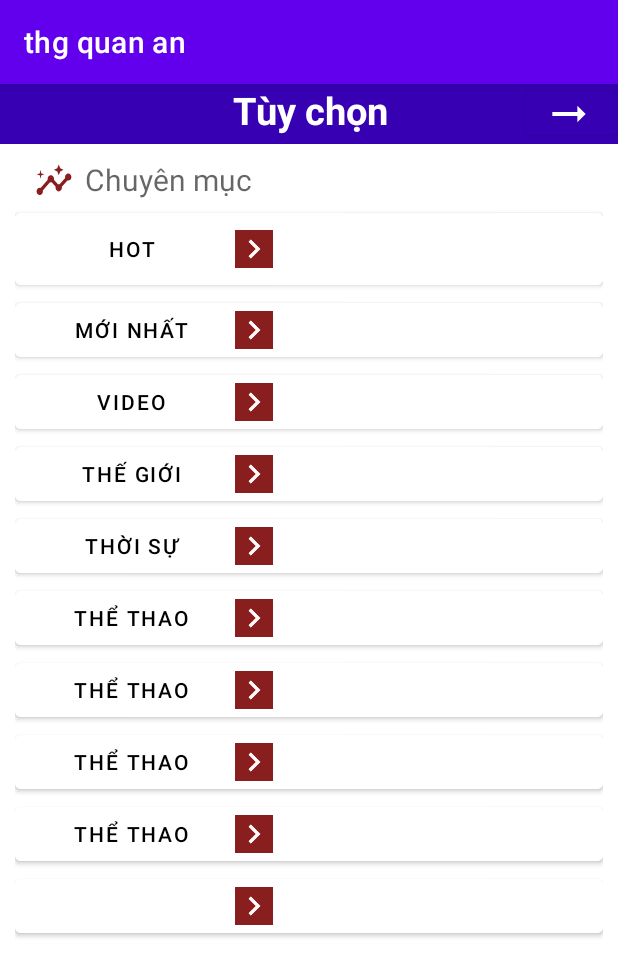
After one commit to rashposh/AndroidProject, an Android app: the tuychon screen opened directly, with no data from a screen before it, on a phone screen of 412 x 824 dp. The commit adds this screen. Shown: the top 976 px of the screen. Run offline under Robolectric (Android 15) with nearby library versions, the phone set to English and light mode, and no system bars.

Commit message:
change name app

```diff
--- a/app/src/main/AndroidManifest.xml
+++ b/app/src/main/AndroidManifest.xml
@@ -13,6 +13,9 @@
         android:theme="@style/Theme.MyApplication"
         tools:targetApi="31">
         <activity
+            android:name=".tuychon"
+            android:exported="false" />
+        <activity
             android:name=".MainActivity"
             android:exported="true">
             <intent-filter>
@@ -20,19 +23,17 @@
 
                 <category android:name="android.intent.category.LAUNCHER" />
             </intent-filter>
+
             <meta-data
                 android:name="android.app.lib_name"
                 android:value="" />
         </activity>
         <activity
             android:name=".BaoMoiActivity"
-            android:exported="true">
-        </activity>
+            android:exported="true"></activity>
         <activity
             android:name=".VideoActivity"
-            android:exported="true">
-        </activity>
-
+            android:exported="true"></activity>
     </application>
 
 </manifest>
--- /dev/null
+++ b/app/src/main/java/com/kemia/myapplication/tuychon.java
@@ -0,0 +1,14 @@
+package com.kemia.myapplication;
+
+import androidx.appcompat.app.AppCompatActivity;
+
+import android.os.Bundle;
+
+public class tuychon extends AppCompatActivity {
+
+    @Override
+    protected void onCreate(Bundle savedInstanceState) {
+        super.onCreate(savedInstanceState);
+        setContentView(R.layout.activity_tuychon);
+    }
+}
--- /dev/null
+++ b/app/src/main/res/drawable/baseline_arrow_right_alt_24.xml
@@ -0,0 +1,5 @@
+<vector android:autoMirrored="true" android:height="33dp"
+    android:tint="#FFFFFF" android:viewportHeight="24"
+    android:viewportWidth="24" android:width="33dp" xmlns:android="http://schemas.android.com/apk/res/android">
+    <path android:fillColor="@android:color/white" android:pathData="M16.01,11H4v2h12.01v3L20,12l-3.99,-4z"/>
+</vector>
--- /dev/null
+++ b/app/src/main/res/drawable/baseline_chevron_right_24.xml
@@ -0,0 +1,5 @@
+<vector android:height="25dp" android:tint="#891E1E"
+    android:viewportHeight="24" android:viewportWidth="24"
+    android:width="25dp" xmlns:android="http://schemas.android.com/apk/res/android">
+    <path android:fillColor="@android:color/white" android:pathData="M10,6L8.59,7.41 13.17,12l-4.58,4.59L10,18l6,-6z"/>
+</vector>
--- /dev/null
+++ b/app/src/main/res/drawable/baseline_insights_24.xml
@@ -0,0 +1,7 @@
+<vector android:height="30dp" android:tint="#891E1E"
+    android:viewportHeight="25" android:viewportWidth="24"
+    android:width="25dp" xmlns:android="http://schemas.android.com/apk/res/android">
+    <path android:fillColor="@android:color/white" android:pathData="M21,8c-1.45,0 -2.26,1.44 -1.93,2.51l-3.55,3.56c-0.3,-0.09 -0.74,-0.09 -1.04,0l-2.55,-2.55C12.27,10.45 11.46,9 10,9c-1.45,0 -2.27,1.44 -1.93,2.52l-4.56,4.55C2.44,15.74 1,16.55 1,18c0,1.1 0.9,2 2,2c1.45,0 2.26,-1.44 1.93,-2.51l4.55,-4.56c0.3,0.09 0.74,0.09 1.04,0l2.55,2.55C12.73,16.55 13.54,18 15,18c1.45,0 2.27,-1.44 1.93,-2.52l3.56,-3.55C21.56,12.26 23,11.45 23,10C23,8.9 22.1,8 21,8z"/>
+    <path android:fillColor="@android:color/white" android:pathData="M15,9l0.94,-2.07l2.06,-0.93l-2.06,-0.93l-0.94,-2.07l-0.92,2.07l-2.08,0.93l2.08,0.93z"/>
+    <path android:fillColor="@android:color/white" android:pathData="M3.5,11l0.5,-2l2,-0.5l-2,-0.5l-0.5,-2l-0.5,2l-2,0.5l2,0.5z"/>
+</vector>
--- a/app/src/main/res/layout/activity_main.xml
+++ b/app/src/main/res/layout/activity_main.xml
@@ -17,18 +17,35 @@
         app:layout_constraintBottom_toTopOf="@+id/scrollView2"
         app:layout_constraintEnd_toEndOf="parent"
         app:layout_constraintTop_toTopOf="parent"
-        app:layout_constraintVertical_bias="1.0">
+        app:layout_constraintVertical_bias="1.0"/>
 
-    </SearchView>
+    <TextView
+        android:id="@+id/textView5"
+        android:layout_width="181dp"
+        android:layout_height="38dp"
+        android:text="Hinh"
+        app:layout_constraintStart_toEndOf="@+id/more"
+        app:layout_constraintRight_toRightOf="parent"
+        app:layout_constraintTop_toTopOf="parent"
+        tools:layout_editor_absoluteY="4dp" />
+
 
     <Button
         android:id="@+id/more"
         android:layout_width="wrap_content"
-        android:layout_height="wrap_content"
+        android:layout_height="42dp"
         android:backgroundTint="@color/teal_200"
         android:drawableEnd="@drawable/baseline_read_more_24"
         app:layout_constraintStart_toStartOf="parent"
         app:layout_constraintTop_toTopOf="parent" />
+
+    <LinearLayout
+        android:layout_width="match_parent"
+        android:layout_height="wrap_content"
+        >
+
+    </LinearLayout>
+
 
     <ScrollView
         android:id="@+id/scrollView2"
@@ -38,11 +55,11 @@
         app:layout_constraintTop_toBottomOf="@+id/textView5"
         tools:layout_editor_absoluteX="2dp">
 
-
         <LinearLayout
             android:layout_width="match_parent"
             android:layout_height="wrap_content"
-            android:orientation="vertical">
+            android:orientation="vertical"
+            android:layout_margin="8dp">
 
             <Button
                 android:layout_width="match_parent"
@@ -65,14 +82,6 @@
     </ScrollView>
 
 
-    <TextView
-        android:id="@+id/textView5"
-        android:layout_width="181dp"
-        android:layout_height="38dp"
-        android:text="TextView"
-        app:layout_constraintStart_toEndOf="@+id/more"
-        tools:layout_editor_absoluteY="4dp" />
-
     <com.google.android.material.bottomnavigation.BottomNavigationView
         android:id="@+id/bottomNavigationView"
         android:layout_width="match_parent"
--- /dev/null
+++ b/app/src/main/res/layout/activity_tuychon.xml
@@ -0,0 +1,164 @@
+<?xml version="1.0" encoding="utf-8"?>
+<androidx.constraintlayout.widget.ConstraintLayout xmlns:android="http://schemas.android.com/apk/res/android"
+    xmlns:app="http://schemas.android.com/apk/res-auto"
+    xmlns:tools="http://schemas.android.com/tools"
+    android:layout_width="match_parent"
+    android:layout_height="match_parent"
+    tools:context=".tuychon">
+    <LinearLayout
+        android:layout_width="match_parent"
+        android:layout_height="40dp"
+        app:layout_constraintTop_toTopOf="parent"
+        android:background="@color/purple_700"
+        android:gravity="center_horizontal"
+        android:id="@+id/headerTC">
+
+        <TextView
+            android:layout_width="350dp"
+            android:layout_height="match_parent"
+            app:layout_constraintTop_toTopOf="parent"
+            android:text="Tùy chọn"
+            android:textColor="@color/white"
+            android:paddingLeft="155dp"
+
+            android:textSize="25sp"
+            android:textStyle="bold"
+            />
+
+        <Button
+            android:id="@+id/btback2"
+            android:layout_width="match_parent"
+            android:layout_height="match_parent"
+            android:drawableEnd="@drawable/baseline_arrow_right_alt_24"
+            android:backgroundTint="@color/purple_700"
+            />
+    </LinearLayout>
+
+    <ScrollView
+        android:layout_width="match_parent"
+        android:layout_height="wrap_content"
+        app:layout_constraintTop_toBottomOf="@+id/headerTC"
+        android:layout_margin="10dp">
+        <LinearLayout
+            android:layout_width="match_parent"
+            android:layout_height="match_parent"
+            android:orientation="vertical">
+
+            <TextView
+                android:layout_width="wrap_content"
+                android:layout_height="wrap_content"
+                android:layout_marginLeft="13dp"
+                android:hint="Chuyên mục"
+                android:drawableStart="@drawable/baseline_insights_24"
+                android:textSize="20dp"
+                android:drawablePadding="8dp"
+                />
+            <Button
+                android:layout_width="match_parent"
+                android:layout_height="60dp"
+                android:backgroundTint="@color/white"
+                android:paddingRight="220dp"
+                android:text="Hot"
+                android:textColor="@color/black"
+                android:drawableRight="@drawable/baseline_chevron_right_24"
+                android:drawableTintMode="add"
+                />
+            <Button
+                android:layout_width="match_parent"
+                android:layout_height="match_parent"
+                android:backgroundTint="@color/white"
+                android:paddingRight="220dp"
+                android:text="Mới nhất"
+                android:textColor="@color/black"
+                android:drawableRight="@drawable/baseline_chevron_right_24"
+                android:drawableTintMode="add"
+                />
+            <Button
+                android:layout_width="match_parent"
+                android:layout_height="match_parent"
+                android:backgroundTint="@color/white"
+                android:paddingRight="220dp"
+                android:text="Video"
+                android:textColor="@color/black"
+                android:drawableRight="@drawable/baseline_chevron_right_24"
+                android:drawableTintMode="add"
+                />
+            <Button
+                android:layout_width="match_parent"
+                android:layout_height="match_parent"
+                android:backgroundTint="@color/white"
+                android:paddingRight="220dp"
+                android:text="Thế giới"
+                android:textColor="@color/black"
+                android:drawableRight="@drawable/baseline_chevron_right_24"
+                android:drawableTintMode="add"
+                />
+            <Button
+                android:layout_width="match_parent"
+                android:layout_height="match_parent"
+                android:backgroundTint="@color/white"
+                android:paddingRight="220dp"
+                android:text="Thời sự"
+                android:textColor="@color/black"
+                android:drawableRight="@drawable/baseline_chevron_right_24"
+                android:drawableTintMode="add"
+                />
+            <Button
+                android:layout_width="match_parent"
+                android:layout_height="match_parent"
+                android:backgroundTint="@color/white"
+                android:paddingRight="220dp"
+                android:text="Thể thao"
+                android:textColor="@color/black"
+                android:drawableRight="@drawable/baseline_chevron_right_24"
+                android:drawableTintMode="add"
+                />
+            <Button
+                android:layout_width="match_parent"
+                android:layout_height="match_parent"
+                android:backgroundTint="@color/white"
+                android:paddingRight="220dp"
+                android:text="Thể thao"
+                android:textColor="@color/black"
+                android:drawableRight="@drawable/baseline_chevron_right_24"
+                android:drawableTintMode="add"
+                />
+            <Button
+                android:layout_width="match_parent"
+                android:layout_height="match_parent"
+                android:backgroundTint="@color/white"
+                android:paddingRight="220dp"
+                android:text="Thể thao"
+                android:textColor="@color/black"
+                android:drawableRight="@drawable/baseline_chevron_right_24"
+                android:drawableTintMode="add"
+                />
+            <Button
+                android:layout_width="match_parent"
+                android:layout_height="match_parent"
+                android:backgroundTint="@color/white"
+                android:paddingRight="220dp"
+                android:text="Thể thao"
+                android:textColor="@color/black"
+                android:drawableRight="@drawable/baseline_chevron_right_24"
+                android:drawableTintMode="add"
+                />
+            <Button
+                android:layout_width="match_parent"
+                android:layout_height="match_parent"
+                android:backgroundTint="@color/white"
+                android:paddingRight="220dp"
+                android:text=""
+                android:textColor="@color/black"
+                android:drawableRight="@drawable/baseline_chevron_right_24"
+                android:drawableTintMode="add"
+                />
+
+
+        </LinearLayout>
+
+
+    </ScrollView>
+
+
+</androidx.constraintlayout.widget.ConstraintLayout>
```
